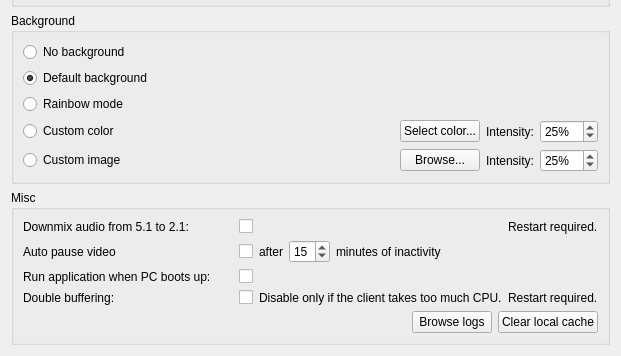
This is client/src/ui/widgets/settings/general_preferences_widget.ui in networkoptix/nx_open as Qt 5 draws it before an edit; both pictures show x 0 to 621 and y 359 to 715 of the 621 by 715 pixel window. The edited form follows.
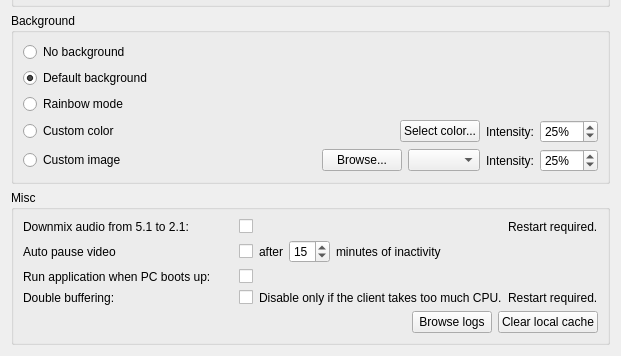
This is the edited form.

Commit message:
(Issue #4141) :  Allow to select background image behaviour
<==== Mercurial data ====>
Branch: master

Diff of the .ui file:
```diff
--- a/client/src/ui/widgets/settings/general_preferences_widget.ui
+++ b/client/src/ui/widgets/settings/general_preferences_widget.ui
@@ -413,7 +413,7 @@
            </property>
            <property name="sizeHint" stdset="0">
             <size>
-             <width>249</width>
+             <width>174</width>
              <height>20</height>
             </size>
            </property>
@@ -426,6 +426,9 @@
            </property>
           </widget>
          </item>
+         <item>
+          <widget class="QComboBox" name="backgroundImageModeComboBox"/>
+         </item>
          <item>
           <widget class="QLabel" name="backgroundImageOpacityLabel">
            <property name="text">
```
The commit also changes 7 other files.
